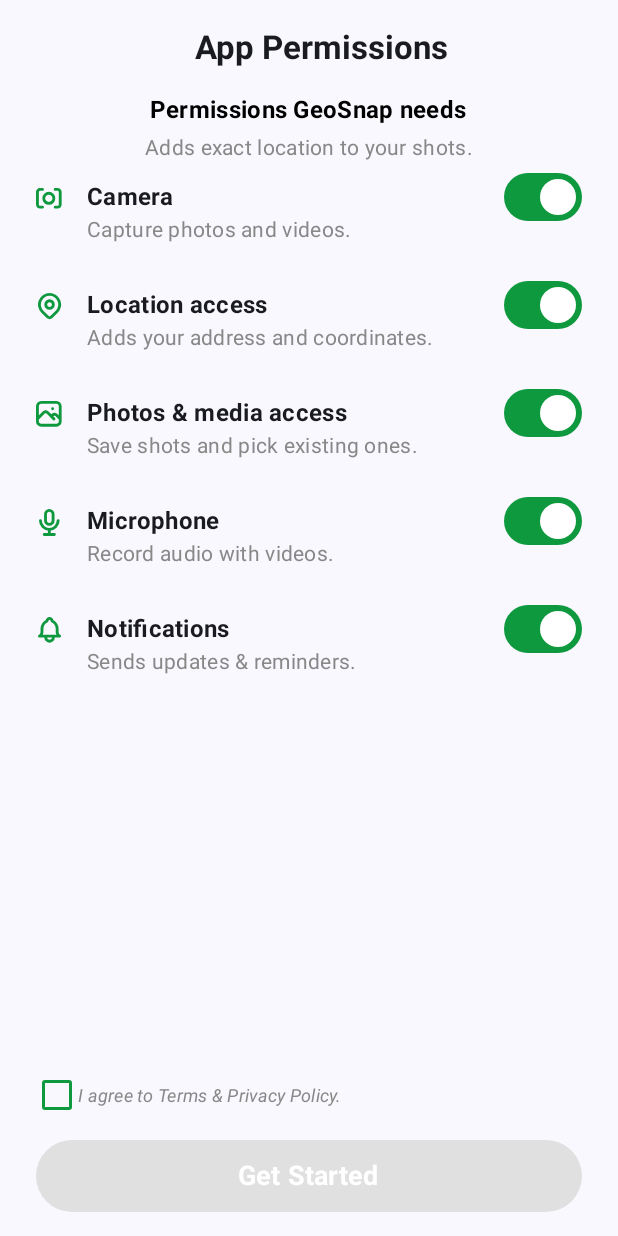
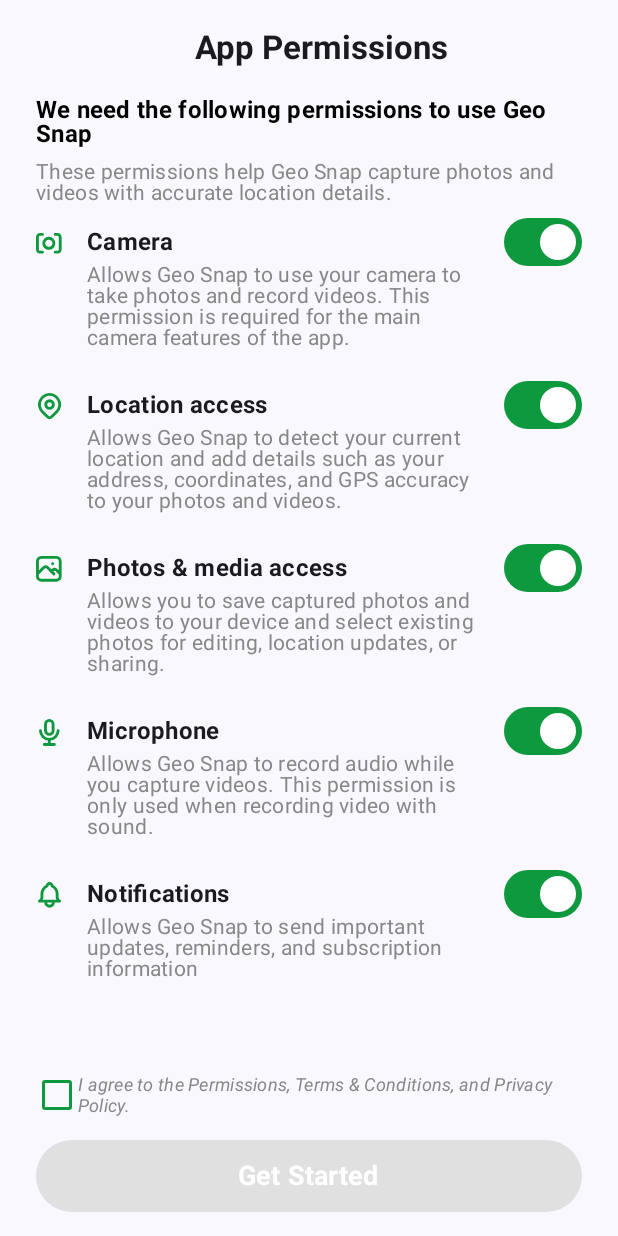
Before and after one commit to ayaxan7/Geo-Snap, an Android app built with Jetpack Compose: the screen it shows after launch (MainActivity), on a phone screen of 412 x 824 dp. Run offline under Robolectric (Android 15) with nearby library versions, the phone set to English and light mode, and no system bars; our stand-ins replace Dagger/Hilt's generated code; libraries missing offline, so code that uses them is left out: androidx.hilt.lifecycle.

Commit message:
Restore original long-form copy across all 5 languages

```diff
--- a/app/src/main/java/com/chirag/geosnap/presentation/onboarding/LanguageScreen.kt
+++ b/app/src/main/java/com/chirag/geosnap/presentation/onboarding/LanguageScreen.kt
@@ -123,7 +123,7 @@ private fun LanguageContent(
                 .height(56.dp)
         ) {
             Text(
-                text = stringResource(R.string.language_continue), fontSize = 18.sp, fontWeight = FontWeight.Bold
+                text = stringResource(R.string.language_select), fontSize = 18.sp, fontWeight = FontWeight.Bold
             )
         }
         Spacer(Modifier.height(8.dp))
--- a/app/src/main/res/values/strings.xml
+++ b/app/src/main/res/values/strings.xml
@@ -6,40 +6,41 @@
 
     <!-- Permissions screen -->
     <string name="permissions_title">App Permissions</string>
-    <string name="permissions_subtitle_header">Permissions GeoSnap needs</string>
-    <string name="permissions_subtitle">Adds exact location to your shots.</string>
+    <string name="permissions_subtitle_header">We need the following permissions to use Geo Snap</string>
+    <string name="permissions_subtitle">These permissions help Geo Snap capture photos and videos with accurate location details.</string>
     <string name="permissions_allow">Allow</string>
     <string name="permissions_open_settings">Open Settings</string>
     <string name="permissions_granted">Granted</string>
     <string name="permissions_denied">Denied</string>
     <string name="permissions_status_needed">Needed</string>
-    <string name="permissions_permanently_denied">Denied — enable in Settings</string>
-    <string name="permissions_agree">I agree to Terms &amp; Privacy Policy.</string>
+    <string name="permissions_permanently_denied">Permanently denied — enable it in Settings</string>
+    <string name="permissions_agree">I agree to the Permissions, Terms &amp; Conditions, and Privacy Policy.</string>
     <string name="permissions_get_started">Get Started</string>
 
     <string name="permission_camera_label">Camera</string>
-    <string name="permission_camera_description">Capture photos and videos.</string>
+    <string name="permission_camera_description">Allows Geo Snap to use your camera to take photos and record videos. This permission is required for the main camera features of the app.</string>
     <string name="permission_microphone_label">Microphone</string>
-    <string name="permission_microphone_description">Record audio with videos.</string>
+    <string name="permission_microphone_description">Allows Geo Snap to record audio while you capture videos. This permission is only used when recording video with sound.</string>
     <string name="permission_location_label">Location access</string>
-    <string name="permission_location_description">Adds your address and coordinates.</string>
+    <string name="permission_location_description">Allows Geo Snap to detect your current location and add details such as your address, coordinates, and GPS accuracy to your photos and videos.</string>
     <string name="permission_coarse_location_label">Location access</string>
-    <string name="permission_coarse_location_description">Adds your address and coordinates.</string>
+    <string name="permission_coarse_location_description">Allows Geo Snap to detect your current location and add details such as your address, coordinates, and GPS accuracy to your photos and videos.</string>
     <string name="permission_storage_label">Photos &amp; media access</string>
-    <string name="permission_storage_description">Save shots and pick existing ones.</string>
+    <string name="permission_storage_description">Allows you to save captured photos and videos to your device and select existing photos for editing, location updates, or sharing.</string>
     <string name="permission_notifications_label">Notifications</string>
-    <string name="permission_notifications_description">Sends updates &amp; reminders.</string>
+    <string name="permission_notifications_description">Allows Geo Snap to send important updates, reminders, and subscription information</string>
 
     <!-- Location disabled dialog -->
     <string name="location_dialog_title">Location is turned off</string>
-    <string name="location_dialog_message">Turn on location to tag shots with GPS.</string>
+    <string name="location_dialog_message">GeoSnap needs your device location to tag photos and videos with GPS coordinates. Turn on location to continue.</string>
     <string name="location_dialog_turn_on">Turn On</string>
     <string name="location_dialog_not_now">Not Now</string>
 
     <!-- Language screen -->
     <string name="language_title">Choose your language</string>
-    <string name="language_subtitle">Used throughout the app.</string>
+    <string name="language_subtitle">Select your preferred language to continue</string>
     <string name="language_continue">Continue</string>
+    <string name="language_select">Select Language</string>
 
     <!-- Home screen -->
     <string name="home_tagline">Capture. Tag. Share.</string>
@@ -48,7 +49,7 @@
     <string name="home_take_video">Take Video</string>
     <string name="home_take_video_desc">Record with location</string>
     <string name="home_quick_share">Quick Share</string>
-    <string name="home_quick_share_desc">Capture &amp; share now</string>
+    <string name="home_quick_share_desc">Capture &amp; share instantly</string>
     <string name="home_gallery">Gallery</string>
     <string name="home_gallery_desc">Customize your shot</string>
     <string name="home_logo">Logo</string>
@@ -94,13 +95,13 @@
     <string name="retry">Retry</string>
 
     <!-- GeoTag card (live overlay + burnt into media) -->
-    <string name="geotag_fetching_location">Fetching location…</string>
-    <string name="geotag_latitude">Lat</string>
-    <string name="geotag_longitude">Lng</string>
+    <string name="geotag_fetching_location">Fetching location...</string>
+    <string name="geotag_latitude">LAT</string>
+    <string name="geotag_longitude">LOG</string>
     <string name="geotag_date">Date</string>
     <string name="geotag_map">Map</string>
     <string name="geotag_static_map">Static Map</string>
-    <string name="geotag_logo">Logo</string>
+    <string name="geotag_logo">Our Logo</string>
 
     <!-- Generic error -->
     <string name="error_generic">Something went wrong. Please try again.</string>
```
Also changed, not shown: 4 other files.
